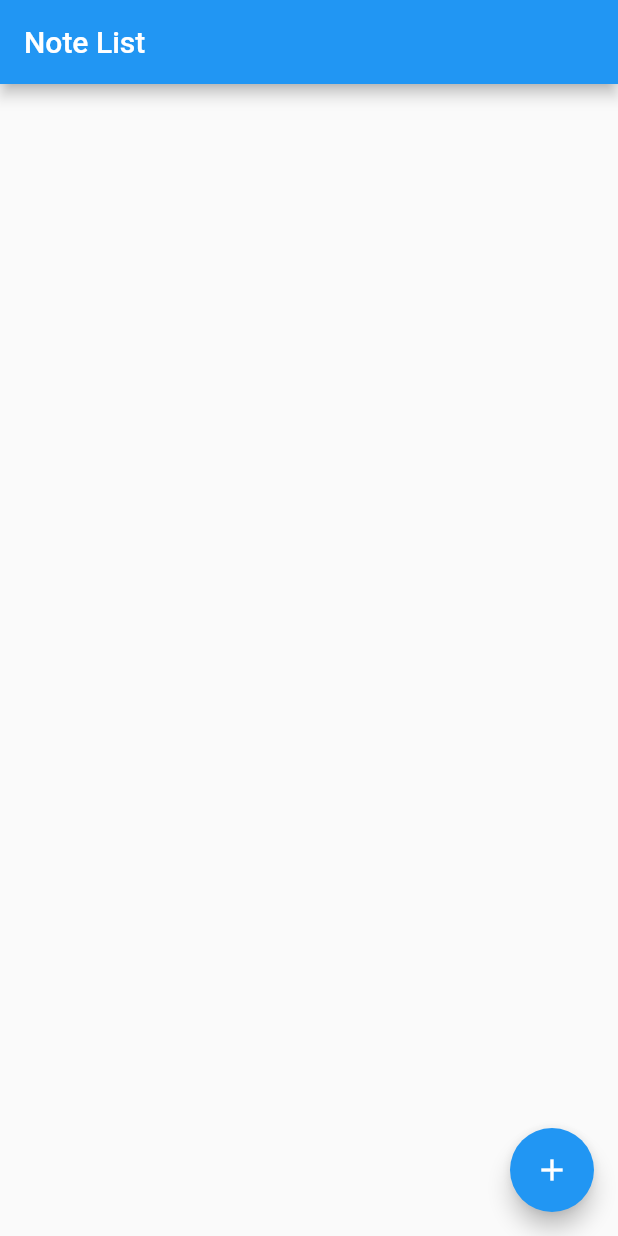
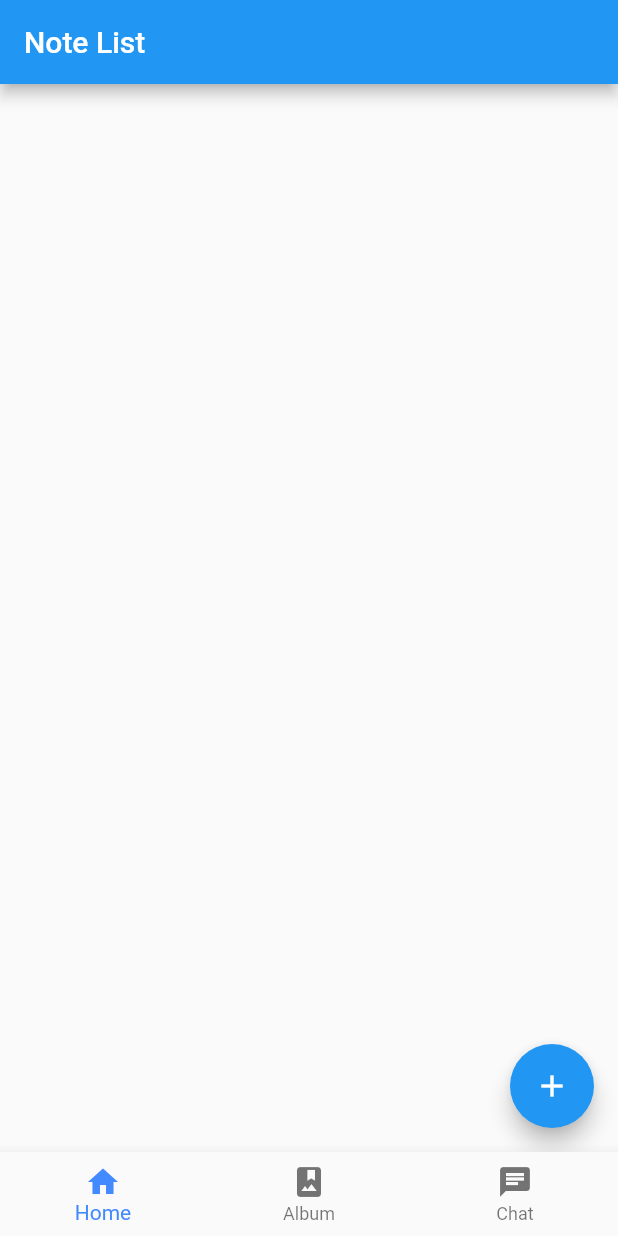
Before and after one commit to ka2jun8/flutter-myapp, a Flutter app: the screen it shows after launch, on a phone screen of 412 x 824 dp. Run offline on Flutter 3.47's test engine with Material 2 defaults, Android fonts, the phone set to English and light mode, and no system bars.

Commit message:
feat: BottomNavigationBar

```diff
--- a/lib/main.dart
+++ b/lib/main.dart
@@ -1,7 +1,6 @@
 import 'package:flutter/material.dart';
-import 'package:my_app/create.dart';
-import 'package:my_app/detail.dart';
-import 'package:my_app/entity/memo.dart';
+import 'package:my_app/note.dart';
+import 'package:my_app/page.dart';
 
 void main() => runApp(MyApp());
 
@@ -20,7 +19,6 @@ class MyApp extends StatelessWidget {
 
 class Home extends StatefulWidget {
   Home({Key key, this.title}) : super(key: key);
-
   final String title;
 
   @override
@@ -28,14 +26,14 @@ class Home extends StatefulWidget {
 }
 
 class _HomeState extends State<Home> {
-  List<Memo> memos = new List<Memo>();
-  final _biggerFont = const TextStyle(
-    color: Colors.black,
-    fontSize: 18.0,
-  );
+  int _currentIndex = 0;
+  final _pageWidgets = [
+    Note(),
+    Page(color: Colors.blue, title: 'Album'),
+    Page(color: Colors.orange, title: 'Chat'),
+  ];
 
-  // void _addNote() {
-  // }
+  void _onItemTapped(int index) => setState(() => _currentIndex = index);
 
   @override
   Widget build(BuildContext context) {
@@ -43,54 +41,18 @@ class _HomeState extends State<Home> {
       appBar: AppBar(
         title: Text(widget.title),
       ),
-      body: _list(),
-      floatingActionButton: FloatingActionButton(
-        tooltip: 'Add Note',
-        child: Icon(Icons.add),
-        onPressed: () {
-          Memo newMemo = Memo('','');
-          memos.add(newMemo);
-          Navigator.push(context, MaterialPageRoute<Null>(
-            settings: const RouteSettings(name: "/create"),
-            builder: (BuildContext context) => Create(newMemo)
-          ));
-        },
-      ), // This trailing comma makes auto-formatting nicer for build methods.
-    );
-  }
-
-  Widget _list() {
-    return ListView.builder(
-      padding: const EdgeInsets.all(16.0),
-      itemCount: memos.length,
-      itemBuilder: (context, i) {
-        final item = memos[i];
-
-        return Dismissible(
-          key: Key(item.title),
-          onDismissed: (direction) {
-            memos.removeAt(i);
-
-            Scaffold.of(context).showSnackBar(
-              SnackBar(content: Text("Memo dismissed"))
-            );
-          },
-          background: Container(color: Colors.red),
-          child: ListTile(
-            leading: Icon(Icons.wb_sunny),
-            title: Text(
-              item.title,
-            ),
-            trailing: Icon(Icons.keyboard_arrow_right),
-            onTap: () {
-              Navigator.push(context, MaterialPageRoute<Null>(
-                settings: const RouteSettings(name: "/detail"),
-                builder: (BuildContext context) => Detail(item),
-              ));
-            },
-          ),
-        );
-      },
+      body: _pageWidgets.elementAt(_currentIndex),
+      bottomNavigationBar: BottomNavigationBar(
+        items: <BottomNavigationBarItem>[
+          BottomNavigationBarItem(icon: Icon(Icons.home), title: Text('Home')),
+          BottomNavigationBarItem(icon: Icon(Icons.photo_album), title: Text('Album')),
+          BottomNavigationBarItem(icon: Icon(Icons.chat), title: Text('Chat')),
+        ],
+        currentIndex: _currentIndex,
+        fixedColor: Colors.blueAccent,
+        onTap: _onItemTapped,
+        type: BottomNavigationBarType.fixed,
+      ),
     );
   }
 }
--- /dev/null
+++ b/lib/note.dart
@@ -0,0 +1,76 @@
+import 'package:flutter/material.dart';
+import 'package:my_app/create.dart';
+import 'package:my_app/detail.dart';
+import 'package:my_app/entity/memo.dart';
+
+class Note extends StatefulWidget {
+  Note({Key key}) : super(key: key);
+
+  @override
+  _NoteState createState() => _NoteState();
+}
+
+class _NoteState extends State<Note> {
+  List<Memo> memos = new List<Memo>();
+  final _biggerFont = const TextStyle(
+    color: Colors.black,
+    fontSize: 18.0,
+  );
+
+  void _addNote() {
+    Memo newMemo = Memo('','');
+    memos.add(newMemo);
+    Navigator.push(context, MaterialPageRoute<Null>(
+      settings: const RouteSettings(name: "/create"),
+      builder: (BuildContext context) => Create(newMemo)
+    ));
+  }
+
+  @override
+  Widget build(BuildContext context) {
+    return Scaffold(
+      body: _list(),
+      floatingActionButton: FloatingActionButton(
+        tooltip: 'Add Note',
+        child: Icon(Icons.add),
+        onPressed: _addNote,
+      ),
+    );
+  }
+
+  Widget _list() {
+    return ListView.builder(
+      padding: const EdgeInsets.all(16.0),
+      itemCount: memos.length,
+      itemBuilder: (context, i) {
+        final item = memos[i];
+
+        return Dismissible(
+          key: Key(item.title),
+          onDismissed: (direction) {
+            memos.removeAt(i);
+
+            Scaffold.of(context).showSnackBar(
+              SnackBar(content: Text("Memo dismissed"))
+            );
+          },
+          background: Container(color: Colors.red),
+          child: ListTile(
+            leading: Icon(Icons.wb_sunny),
+            title: Text(
+              item.title,
+              style: _biggerFont,
+            ),
+            trailing: Icon(Icons.keyboard_arrow_right),
+            onTap: () {
+              Navigator.push(context, MaterialPageRoute<Null>(
+                settings: const RouteSettings(name: "/detail"),
+                builder: (BuildContext context) => Detail(item),
+              ));
+            },
+          ),
+        );
+      },
+    );
+  }
+}
```
Also changed, not shown: lib/page.dart (added, +24 -0 lines).
